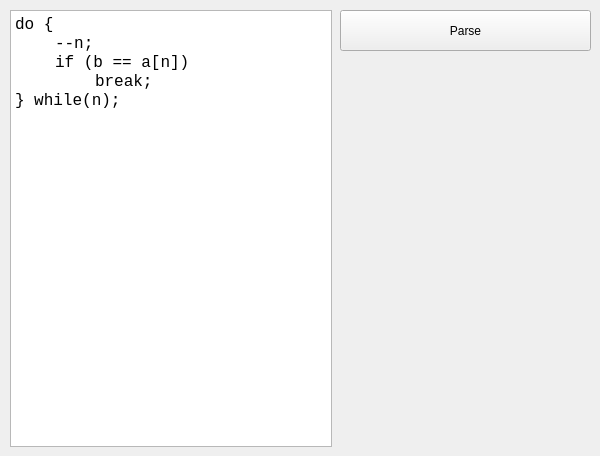
The window that Lab3_GUI/Lab3_GUI.ui (JC-labs/System_programming_ii) describes before a commit, drawn with Qt 5.
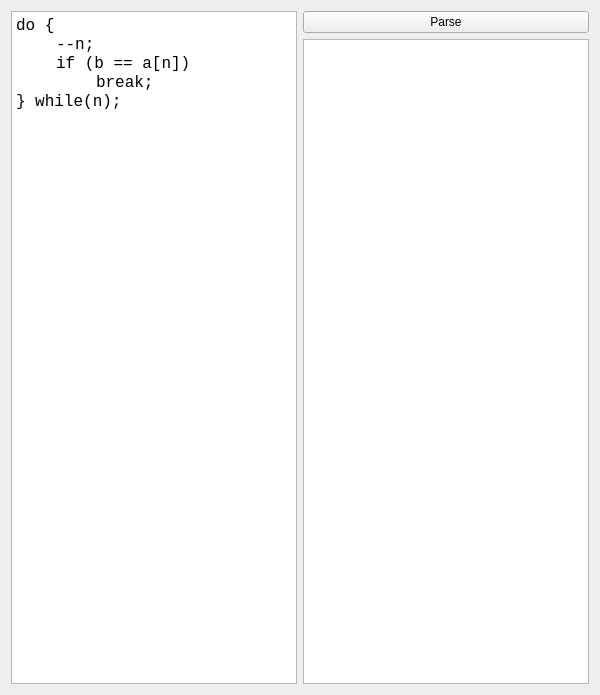
The same window after the commit.

The edit to the form file:
```diff
--- a/Lab3_GUI/Lab3_GUI.ui
+++ b/Lab3_GUI/Lab3_GUI.ui
@@ -7,21 +7,15 @@
     <x>0</x>
     <y>0</y>
     <width>600</width>
-    <height>456</height>
+    <height>695</height>
    </rect>
   </property>
   <property name="windowTitle">
    <string>Lab3_GUI</string>
   </property>
+  <layout class="QHBoxLayout" name="horizontalLayout">
+   <item>
   <widget class="QTextBrowser" name="code">
-   <property name="geometry">
-    <rect>
-     <x>10</x>
-     <y>10</y>
-     <width>322</width>
-     <height>437</height>
-    </rect>
-   </property>
    <property name="font">
     <font>
      <family>Consolas</family>
@@ -46,19 +40,29 @@
     <number>40</number>
    </property>
   </widget>
+   </item>
+   <item>
+    <layout class="QVBoxLayout" name="verticalLayout">
+     <item>
   <widget class="QPushButton" name="parse">
-   <property name="geometry">
-    <rect>
-     <x>340</x>
-     <y>10</y>
-     <width>251</width>
-     <height>41</height>
-    </rect>
-   </property>
    <property name="text">
     <string>Parse</string>
    </property>
   </widget>
+     </item>
+     <item>
+      <widget class="QListWidget" name="result">
+       <property name="font">
+        <font>
+         <family>Consolas</family>
+         <pointsize>12</pointsize>
+        </font>
+       </property>
+      </widget>
+     </item>
+    </layout>
+   </item>
+  </layout>
  </widget>
  <layoutdefault spacing="6" margin="11"/>
  <resources>
```
Lines whose indentation alone changed are shown as unchanged.
